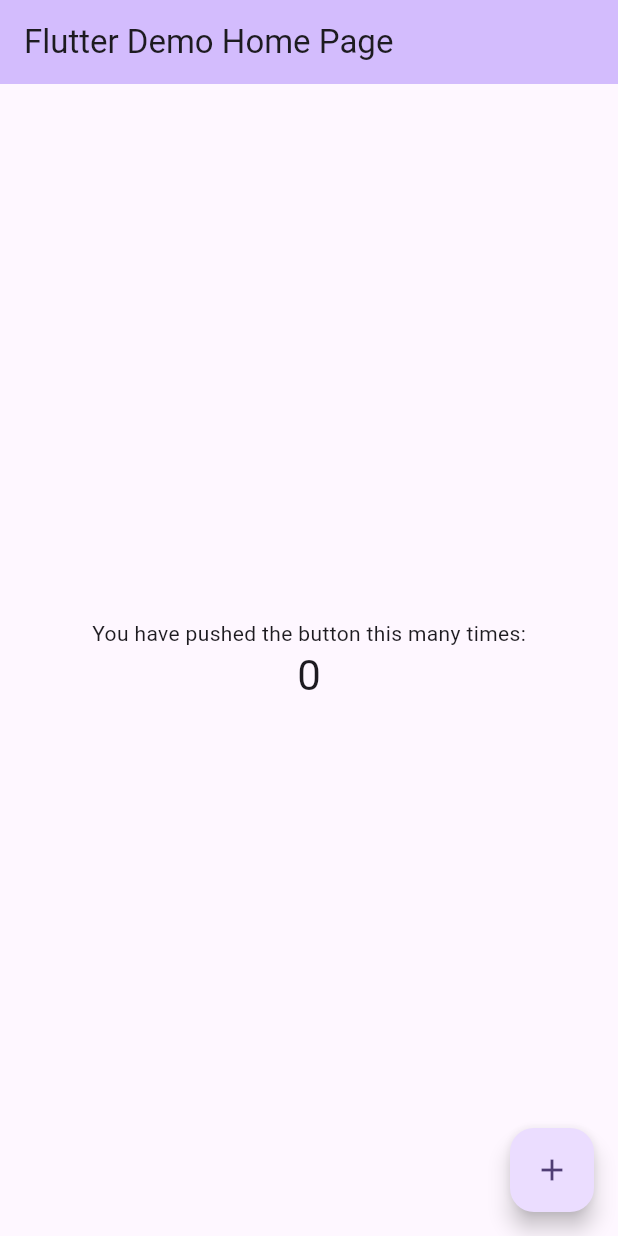
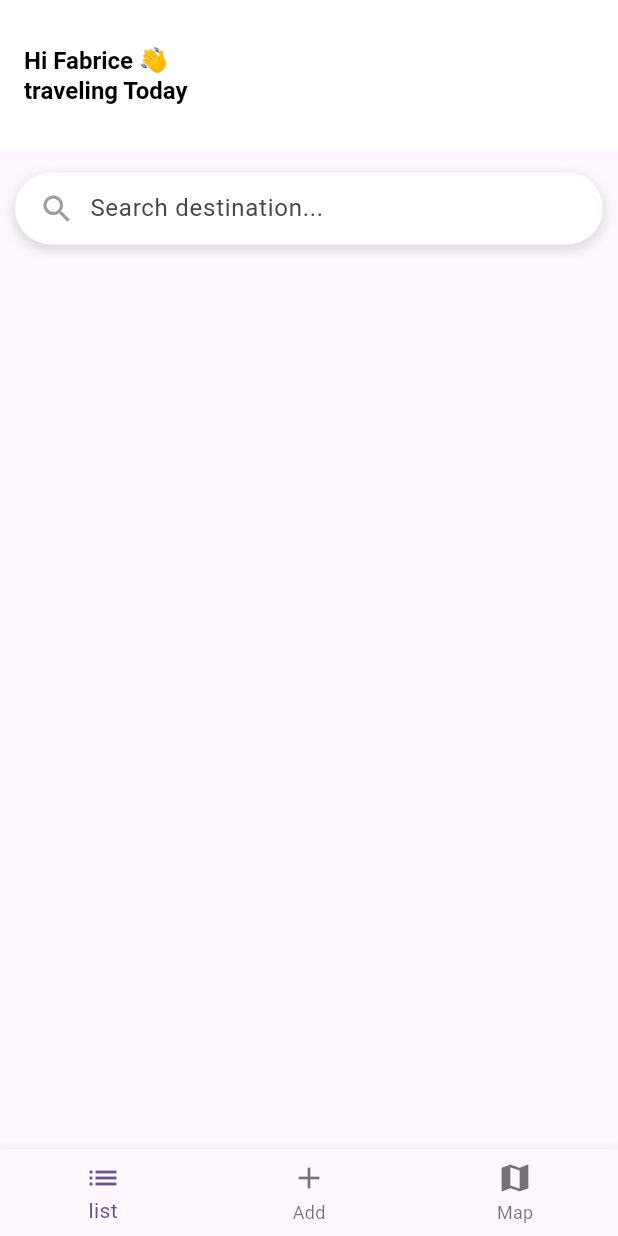
Before and after one commit to peter967/travel_app, a Flutter app: the screen it shows after launch, on a phone screen of 412 x 824 dp. Run offline on Flutter 3.47's test engine with Material 2 defaults, Android fonts, the phone set to English and light mode, and no system bars; our stand-ins replace dartz, flutter_riverpod, hive, hive_flutter; accounts and stored records are empty.

Commit message:
done app

```diff
--- a/lib/features/trip/domain/repositories/trip_repo.dart
+++ b/lib/features/trip/domain/repositories/trip_repo.dart
@@ -1,7 +1,10 @@
+import 'package:dartz/dartz.dart';
 import 'package:travel_app/features/trip/domain/entities/trip.dart';
 
+import '../../../../core/error/failure.dart';
+
 abstract class TripRepository {
-  Future<List<Trip>> getTrips();
+  Future<Either<Failure, List<Trip>>> getTrips();
   Future<void> addTrip(Trip trip);
   Future<void> deleteTrip(int index);
 }
--- a/lib/features/trip/domain/usecases/get_trips.dart
+++ b/lib/features/trip/domain/usecases/get_trips.dart
@@ -1,12 +1,14 @@
+import 'package:dartz/dartz.dart';
 import 'package:travel_app/features/trip/domain/repositories/trip_repo.dart';
 
+import '../../../../core/error/failure.dart';
 import '../entities/trip.dart';
 
 class GetTrips {
   final TripRepository repository;
 
   GetTrips(this.repository);
-  Future<List<Trip>> call() {
+  Future<Either<Failure, List<Trip>>> call() {
     return repository.getTrips();
   }
 }
--- /dev/null
+++ b/lib/features/trip/presentation/pages/main_screen.dart
@@ -0,0 +1,87 @@
+import 'package:flutter/material.dart';
+import 'package:flutter_riverpod/flutter_riverpod.dart';
+import 'package:travel_app/features/trip/presentation/pages/add_trip_screen.dart';
+import 'package:travel_app/features/trip/presentation/pages/my_trip_screen.dart';
+import 'package:travel_app/features/trip/presentation/providers/trip_provider.dart';
+
+class MainScreen extends ConsumerWidget {
+  final PageController _pageController = PageController();
+  String profilePic =
+      "https://images.unsplash.com/photo-1438761681033-6461ffad8d80?auto=format&fit=crop&q=60&w=500&ixlib=rb-4.0.3&ixid=M3wxMjA3fDB8MHxzZWFyY2h8MjB8fHByb2ZpbGV8ZW58MHx8MHx8fDA%3D";
+
+  final ValueNotifier<int> _currentPage = ValueNotifier<int>(0);
+
+  MainScreen({super.key});
+
+  // MainScreen({super.key});
+
+  @override
+  Widget build(BuildContext context, WidgetRef ref) {
+    ref.watch(tripListNotifierProvider.notifier).loadTrips();
+    _pageController.addListener(() {
+      _currentPage.value = _pageController.page!.round();
+    });
+    return Scaffold(
+      appBar: AppBar(
+        centerTitle: false,
+        backgroundColor: Colors.white,
+        elevation: 0,
+        toolbarHeight: 100,
+        title: const Column(
+          crossAxisAlignment: CrossAxisAlignment.start,
+          children: [
+            Text(
+              'Hi Fabrice 👋',
+              style: TextStyle(
+                fontSize: 16,
+                fontWeight: FontWeight.bold,
+                color: Colors.black,
+              ),
+            ),
+            Text(
+              'traveling Today',
+              style: TextStyle(
+                fontSize: 16,
+                fontWeight: FontWeight.bold,
+                color: Colors.black,
+              ),
+            ),
+          ],
+        ),
+      ),
+      body: PageView(
+        controller: _pageController,
+        children: [
+          const MyTripsScreen(),
+          AddTripScreen(),
+          const Text('3'),
+        ],
+      ),
+      bottomNavigationBar: ValueListenableBuilder(
+        valueListenable: _currentPage,
+        builder: (context, pageIndex, child) {
+          return BottomNavigationBar(
+            currentIndex: pageIndex,
+            items: const [
+              BottomNavigationBarItem(
+                label: 'list',
+                icon: Icon(Icons.list),
+              ),
+              BottomNavigationBarItem(
+                label: 'Add',
+                icon: Icon(Icons.add),
+              ),
+              BottomNavigationBarItem(
+                label: 'Map',
+                icon: Icon(Icons.map),
+              ),
+            ],
+            onTap: (index) {
+              _pageController.jumpToPage(index);
+            },
+          );
+        },
+      ),
+    );
+  }
+}
--- /dev/null
+++ b/lib/features/trip/presentation/pages/my_trip_screen.dart
@@ -0,0 +1,45 @@
+import 'package:flutter/material.dart';
+import 'package:flutter_riverpod/flutter_riverpod.dart';
+import 'package:intl/intl.dart';
+
+import '../providers/trip_provider.dart';
+import '../widgets/custom_search_bar.dart';
+import '../widgets/travel_card.dart';
+
+class MyTripsScreen extends ConsumerWidget {
+  const MyTripsScreen({super.key});
+
+  @override
+  Widget build(BuildContext context, WidgetRef ref) {
+    //ref.read(tripListNotifierProvider.notifier).loadTrips();
+    final tripList = ref.watch(tripListNotifierProvider);
+
+    return SingleChildScrollView(
+      physics: const ScrollPhysics(),
+      child: Column(
+        children: [
+          CustomSearchBar(),
+          ListView.builder(
+            physics: const NeverScrollableScrollPhysics(),
+            shrinkWrap: true,
+            itemCount: tripList.length,
+            itemBuilder: (context, index) {
+              final trip = tripList[index];
+              return TravelCard(
+                imageUrl: trip.photos[0],
+                title: trip.title,
+                description: trip.description,
+                date: DateFormat.yMMMEd().format(trip.date).toString(),
+                location: trip.location,
+                onDelete: () {
+                  ref.read(tripListNotifierProvider.notifier).removeTrip(index);
+                  ref.read(tripListNotifierProvider.notifier).loadTrips();
+                },
+              );
+            },
+          ),
+        ],
+      ),
+    );
+  }
+}
--- a/lib/features/trip/presentation/widgets/trip_provider.dart
+++ b/lib/features/trip/presentation/providers/trip_provider.dart
@@ -50,7 +50,8 @@ class TripListNotifier extends StateNotifier<List<Trip>> {
     await _deleteTrip(tripId);
   }
 
-  Future<void> loadTrip() async {
-    await _getTrips();
+  Future loadTrips() async {
+    final tripsOrFailure = await _getTrips();
+    return tripsOrFailure.fold((error) => state = [], (trips) => state = trips);
   }
 }
--- /dev/null
+++ b/lib/features/trip/presentation/widgets/custom_search_bar.dart
@@ -0,0 +1,42 @@
+import 'package:flutter/material.dart';
+
+class CustomSearchBar extends StatelessWidget {
+  final TextEditingController _controller = TextEditingController();
+
+  CustomSearchBar({super.key});
+
+  @override
+  Widget build(BuildContext context) {
+    return Container(
+      padding: const EdgeInsets.symmetric(horizontal: 16),
+      margin: const EdgeInsets.symmetric(horizontal: 10, vertical: 15),
+      decoration: BoxDecoration(
+        color: Colors.white,
+        borderRadius: BorderRadius.circular(30),
+        boxShadow: [
+          BoxShadow(
+            color: Colors.grey.withOpacity(0.3),
+            spreadRadius: 2,
+            blurRadius: 5,
+            offset: const Offset(0, 3),
+          ),
+        ],
+      ),
+      child: Row(
+        children: [
+          const Icon(Icons.search, color: Colors.grey),
+          const SizedBox(width: 10),
+          Expanded(
+            child: TextField(
+              controller: _controller,
+              decoration: const InputDecoration(
+                hintText: "Search destination...",
+                border: InputBorder.none,
+              ),
+            ),
+          ),
+        ],
+      ),
+    );
+  }
+}
--- a/lib/main.dart
+++ b/lib/main.dart
@@ -1,125 +1,35 @@
 import 'package:flutter/material.dart';
+import 'package:flutter_riverpod/flutter_riverpod.dart';
+import 'package:hive_flutter/hive_flutter.dart';
+import 'package:path_provider/path_provider.dart';
+import 'package:travel_app/features/trip/data/models/trip_model.dart';
+import 'package:travel_app/features/trip/presentation/pages/main_screen.dart';
 
-void main() {
-  runApp(const MyApp());
+void main() async {
+  WidgetsFlutterBinding.ensureInitialized();
+  await Hive.initFlutter((await getApplicationDocumentsDirectory()).path);
+  Hive.registerAdapter(TripModelAdapter());
+  await Hive.openBox<TripModel>('trips');
+  runApp(
+    const ProviderScope(
+      child: MyApp(),
+    ),
+  );
 }
 
 class MyApp extends StatelessWidget {
   const MyApp({super.key});
 
-  // This widget is the root of your application.
   @override
   Widget build(BuildContext context) {
     return MaterialApp(
-      title: 'Flutter Demo',
+      debugShowCheckedModeBanner: false,
+      // title: 'Flutter Demo',
       theme: ThemeData(
-        // This is the theme of your application.
-        //
-        // TRY THIS: Try running your application with "flutter run". You'll see
-        // the application has a blue toolbar. Then, without quitting the app,
-        // try changing the seedColor in the colorScheme below to Colors.green
-        // and then invoke "hot reload" (save your changes or press the "hot
-        // reload" button in a Flutter-supported IDE, or press "r" if you used
-        // the command line to start the app).
-        //
-        // Notice that the counter didn't reset back to zero; the application
-        // state is not lost during the reload. To reset the state, use hot
-        // restart instead.
-        //
-        // This works for code too, not just values: Most code changes can be
-        // tested with just a hot reload.
         colorScheme: ColorScheme.fromSeed(seedColor: Colors.deepPurple),
         useMaterial3: true,
       ),
-      home: const MyHomePage(title: 'Flutter Demo Home Page'),
+      home: MainScreen(),
     );
   }
 }
-
-class MyHomePage extends StatefulWidget {
-  const MyHomePage({super.key, required this.title});
-
-  // This widget is the home page of your application. It is stateful, meaning
-  // that it has a State object (defined below) that contains fields that affect
-  // how it looks.
-
-  // This class is the configuration for the state. It holds the values (in this
-  // case the title) provided by the parent (in this case the App widget) and
-  // used by the build method of the State. Fields in a Widget subclass are
-  // always marked "final".
-
-  final String title;
-
-  @override
-  State<MyHomePage> createState() => _MyHomePageState();
-}
-
-class _MyHomePageState extends State<MyHomePage> {
-  int _counter = 0;
-
-  void _incrementCounter() {
-    setState(() {
-      // This call to setState tells the Flutter framework that something has
-      // changed in this State, which causes it to rerun the build method below
-      // so that the display can reflect the updated values. If we changed
-      // _counter without calling setState(), then the build method would not be
-      // called again, and so nothing would appear to happen.
-      _counter++;
-    });
-  }
-
-  @override
-  Widget build(BuildContext context) {
-    // This method is rerun every time setState is called, for instance as done
-    // by the _incrementCounter method above.
-    //
-    // The Flutter framework has been optimized to make rerunning build methods
-    // fast, so that you can just rebuild anything that needs updating rather
-    // than having to individually change instances of widgets.
-    return Scaffold(
-      appBar: AppBar(
-        // TRY THIS: Try changing the color here to a specific color (to
-        // Colors.amber, perhaps?) and trigger a hot reload to see the AppBar
-        // change color while the other colors stay the same.
-        backgroundColor: Theme.of(context).colorScheme.inversePrimary,
-        // Here we take the value from the MyHomePage object that was created by
-        // the App.build method, and use it to set our appbar title.
-        title: Text(widget.title),
-      ),
-      body: Center(
-        // Center is a layout widget. It takes a single child and positions it
-        // in the middle of the parent.
-        child: Column(
-          // Column is also a layout widget. It takes a list of children and
-          // arranges them vertically. By default, it sizes itself to fit its
-          // children horizontally, and tries to be as tall as its parent.
-          //
-          // Column has various properties to control how it sizes itself and
-          // how it positions its children. Here we use mainAxisAlignment to
-          // center the children vertically; the main axis here is the vertical
-          // axis because Columns are vertical (the cross axis would be
-          // horizontal).
-          //
-          // TRY THIS: Invoke "debug painting" (choose the "Toggle Debug Paint"
-          // action in the IDE, or press "p" in the console), to see the
-          // wireframe for each widget.
-          mainAxisAlignment: MainAxisAlignment.center,
-          children: <Widget>[
-            const Text(
-              'You have pushed the button this many times:',
-            ),
-            Text(
-              '$_counter',
-              style: Theme.of(context).textTheme.headlineMedium,
-            ),
-          ],
-        ),
-      ),
-      floatingActionButton: FloatingActionButton(
-        onPressed: _incrementCounter,
-        tooltip: 'Increment',
-        child: const Icon(Icons.add),
-      ), // This trailing comma makes auto-formatting nicer for build methods.
-    );
-  }
-}
```
Also changed, not shown: lib/core/error/failure.dart (added, +9 -0 lines), lib/features/trip/data/repositories/trip_repository_impl.dart (+10 -4 lines), lib/features/trip/presentation/pages/add_trip_screen.dart (added, +46 -0 lines), lib/features/trip/presentation/widgets/travel_card.dart (added, +145 -0 lines).
